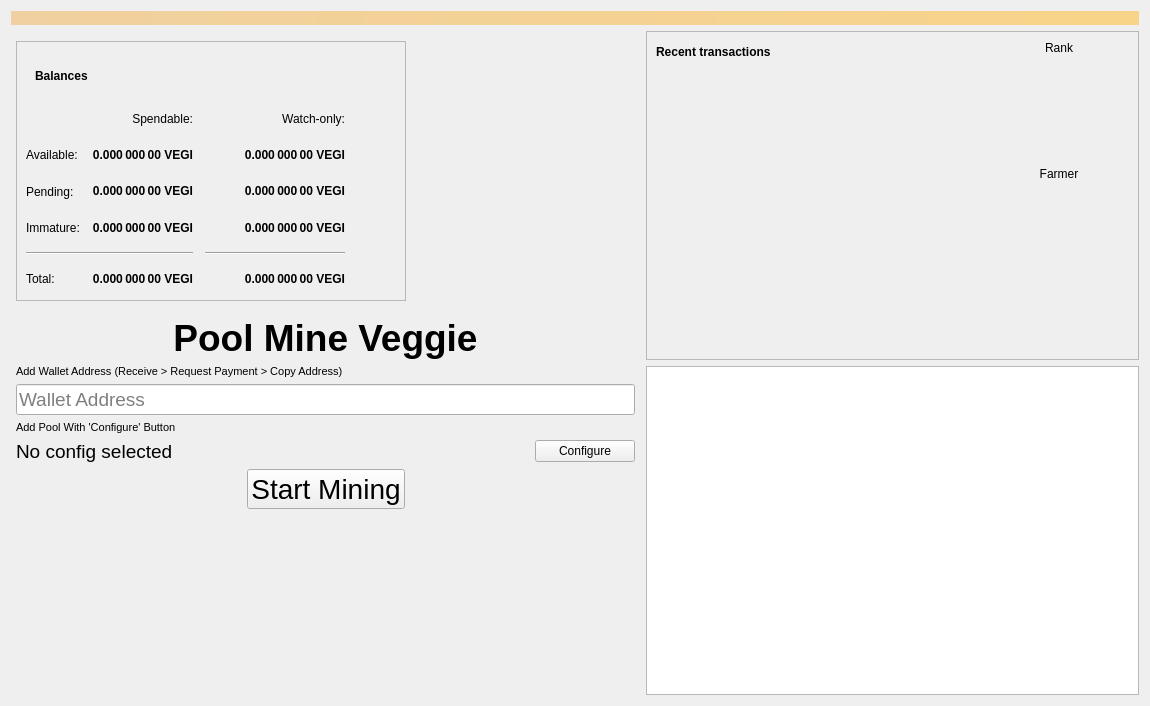
Qt form src/qt/forms/overviewpage.ui (Oskii/Veggie) before a commit.
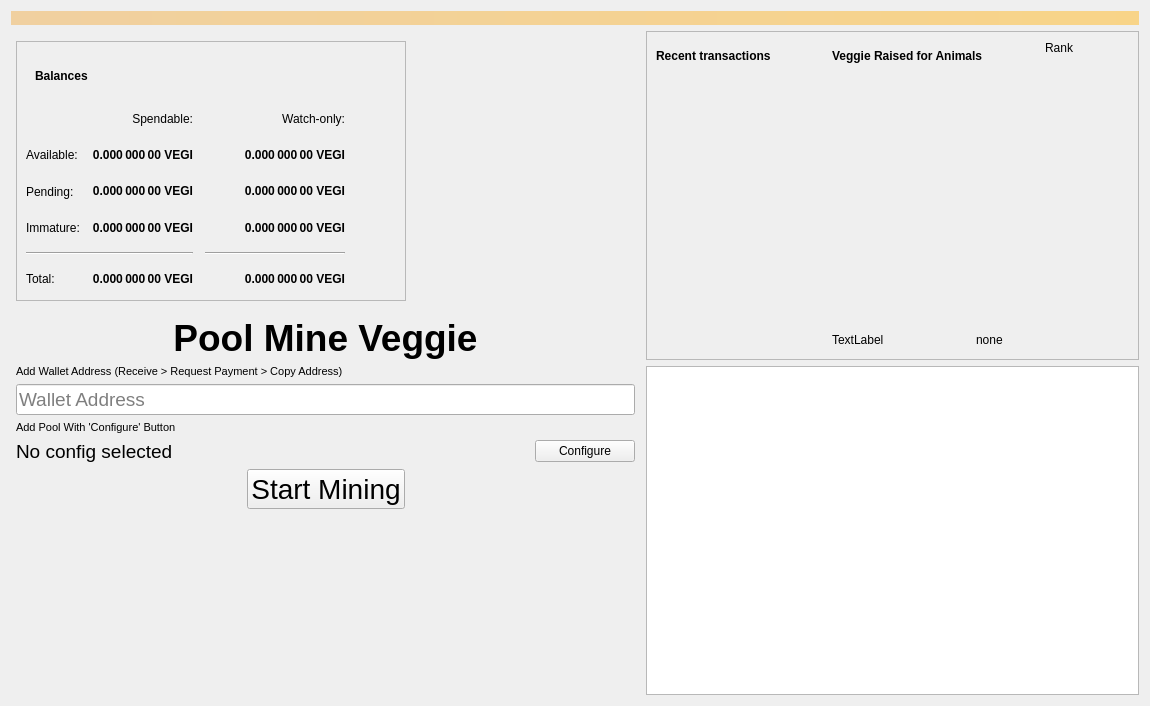
The same form after that commit. Icons and pictures are not drawn.

What changed in the file:
```diff
--- a/src/qt/forms/overviewpage.ui
+++ b/src/qt/forms/overviewpage.ui
@@ -797,6 +797,12 @@
                <layout class="QHBoxLayout" name="horizontalLayout_2">
                 <item>
                  <widget class="QLabel" name="label_4">
+                  <property name="minimumSize">
+                   <size>
+                    <width>0</width>
+                    <height>30</height>
+                   </size>
+                  </property>
                   <property name="font">
                    <font>
                     <weight>75</weight>
@@ -877,6 +883,73 @@
               </item>
              </layout>
             </item>
+            <item>
+             <layout class="QVBoxLayout" name="verticalLayout_11">
+              <property name="rightMargin">
+               <number>0</number>
+              </property>
+              <item>
+               <widget class="QLabel" name="label_9">
+                <property name="minimumSize">
+                 <size>
+                  <width>0</width>
+                  <height>30</height>
+                 </size>
+                </property>
+                <property name="font">
+                 <font>
+                  <weight>75</weight>
+                  <bold>true</bold>
+                 </font>
+                </property>
+                <property name="text">
+                 <string>Veggie Raised for Animals</string>
+                </property>
+               </widget>
+              </item>
+              <item>
+               <widget class="QListView" name="listRaisedForAnimals">
+                <property name="styleSheet">
+                 <string notr="true">QListView { background: transparent; }</string>
+                </property>
+               </widget>
+              </item>
+              <item>
+               <layout class="QHBoxLayout" name="horizontalLayout_7">
+                <property name="topMargin">
+                 <number>10</number>
+                </property>
+                <item>
+                 <widget class="QLabel" name="label_10">
+                  <property name="text">
+                   <string>TextLabel</string>
+                  </property>
+                 </widget>
+                </item>
+                <item>
+                 <spacer name="horizontalSpacer_7">
+                  <property name="orientation">
+                   <enum>Qt::Horizontal</enum>
+                  </property>
+                  <property name="sizeHint" stdset="0">
+                   <size>
+                    <width>40</width>
+                    <height>20</height>
+                   </size>
+                  </property>
+                 </spacer>
+                </item>
+                <item>
+                 <widget class="QLabel" name="lableTotal">
+                  <property name="text">
+                   <string>none</string>
+                  </property>
+                 </widget>
+                </item>
+               </layout>
+              </item>
+             </layout>
+            </item>
             <item>
              <layout class="QVBoxLayout" name="verticalLayout_10">
               <property name="rightMargin">
@@ -935,16 +1008,6 @@
                 </layout>
                </widget>
               </item>
-              <item>
-               <widget class="QLabel" name="label_8">
-                <property name="text">
-                 <string>Farmer</string>
-                </property>
-                <property name="alignment">
-                 <set>Qt::AlignCenter</set>
-                </property>
-               </widget>
-              </item>
               <item>
                <spacer name="verticalSpacer_2">
                 <property name="orientation">
```
